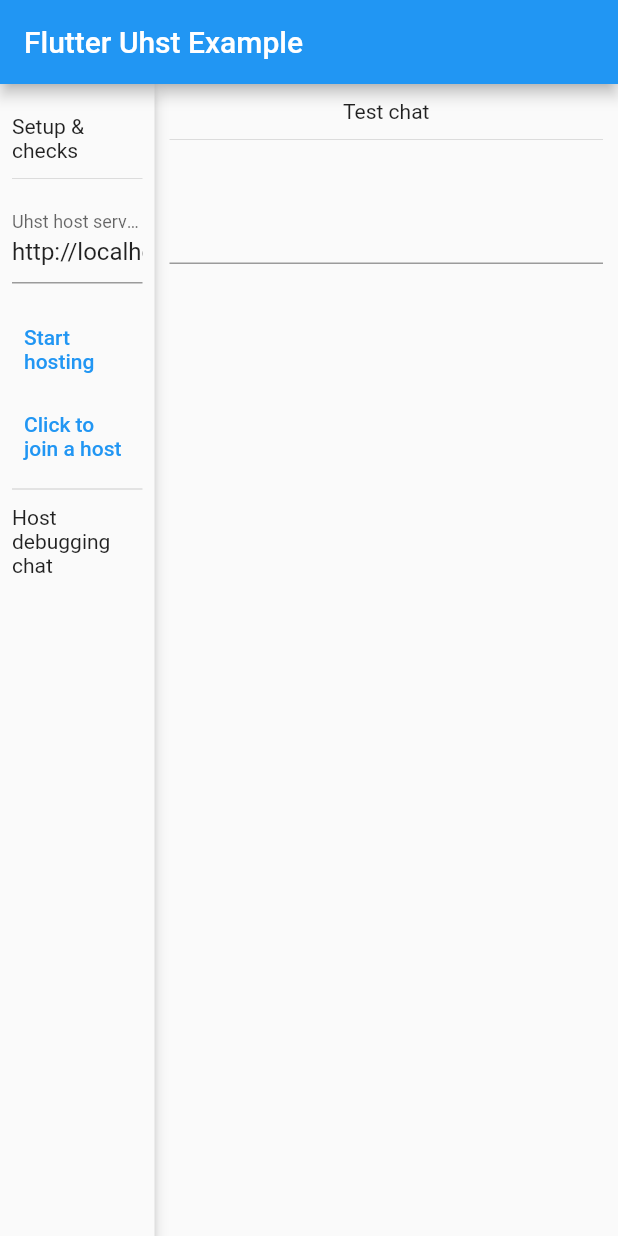
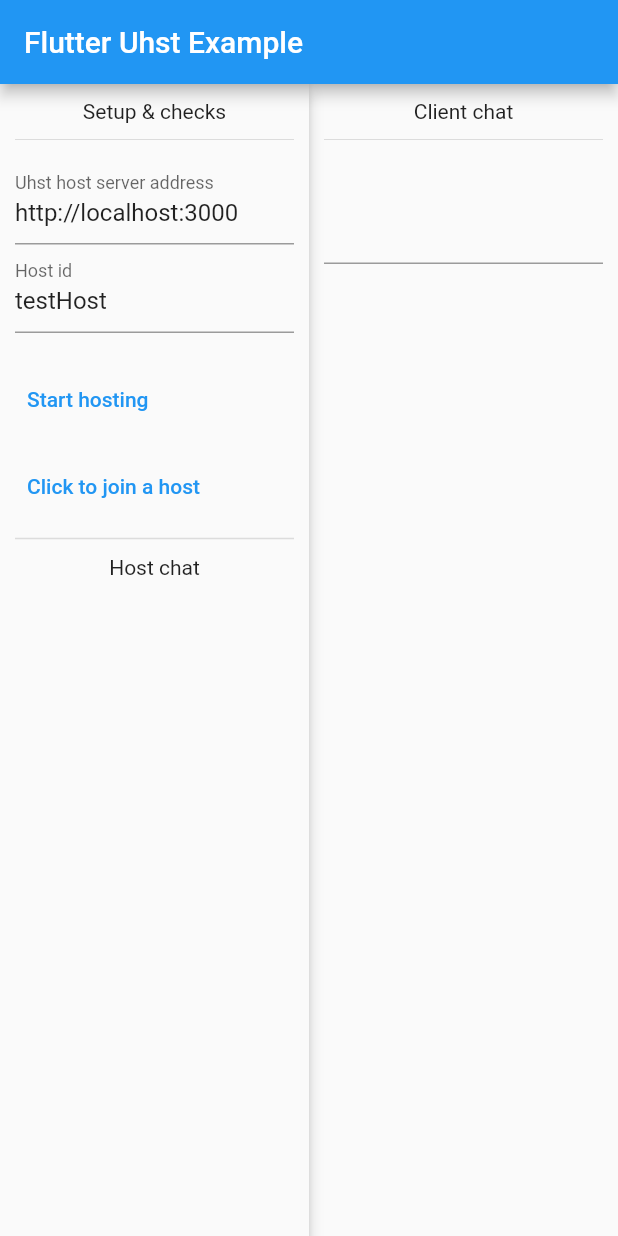
Before and after one commit to uhst/uhst-client-flutter, a Flutter app: the screen it shows after launch, after a tap on "Click to join a host", on a phone screen of 412 x 824 dp. Run offline on Flutter 3.47's test engine with Material 2 defaults, Android fonts, the phone set to English and light mode, and no system bars; missing offline and left inert: universal_html; network calls fail.

Commit message:
feat: textfield for hostid

```diff
--- a/example/lib/main.dart
+++ b/example/lib/main.dart
@@ -47,6 +47,7 @@ class MyHomePage extends StatefulWidget {
 }
 
 final defaultHostUrl = 'http://localhost:3000';
+final defaultHostId = 'testHost';
 
 class _MyHomePageState extends State<MyHomePage> {
   final List<String> hostMessages = [];
@@ -56,6 +57,9 @@ class _MyHomePageState extends State<MyHomePage> {
   UhstSocket? client;
   final TextEditingController _textController =
       TextEditingController(text: defaultHostUrl);
+  final TextEditingController _hostIdController =
+      TextEditingController(text: defaultHostId);
+
   @override
   void initState() {
     super.initState();
@@ -63,7 +67,7 @@ class _MyHomePageState extends State<MyHomePage> {
 
   void initHost() async {
     initUhst();
-    host = await uhst?.host(hostId: 'testHost');
+    host = await uhst?.host(hostId: _hostIdController.text);
 
     host?.onReady(handler: () {
       setState(() {
@@ -125,7 +129,7 @@ class _MyHomePageState extends State<MyHomePage> {
 
   Future<void> join() async {
     initUhst();
-    client = await uhst?.join(hostId: 'testHost');
+    client = await uhst?.join(hostId: _hostIdController.text);
     client?.onError(handler: ({required Error error}) {
       if (error is InvalidHostId || error is InvalidClientOrHostId) {
         setState(() {
@@ -148,6 +152,7 @@ class _MyHomePageState extends State<MyHomePage> {
       // });
     });
     client?.onMessage(handler: ({required Message? message}) {
+      print({'ollll': message});
       setState(() {
         clientMessages.add('Client received: $message');
       });
@@ -172,19 +177,14 @@ class _MyHomePageState extends State<MyHomePage> {
       body: Row(
         children: [
           Flexible(
-              flex: 1,
-              child: ConstrainedBox(
-                constraints: BoxConstraints(minWidth: 250),
+            flex: 2,
             child: Material(
                 elevation: 4,
                 child: Container(
-                      padding: EdgeInsets.symmetric(horizontal: 8),
+                  padding: EdgeInsets.all(10),
                   child: Column(
                     crossAxisAlignment: CrossAxisAlignment.start,
                     children: [
-                          SizedBox(
-                            height: 20,
-                          ),
                       Center(
                         child: Text(
                           'Setup & checks',
@@ -197,6 +197,10 @@ class _MyHomePageState extends State<MyHomePage> {
                         decoration: InputDecoration(
                             labelText: 'Uhst host server address'),
                         controller: _textController,
+                      ),
+                      TextField(
+                        decoration: InputDecoration(labelText: 'Host id'),
+                        controller: _hostIdController,
                       ),
                       SizedBox(
                         height: 20,
@@ -215,7 +219,7 @@ class _MyHomePageState extends State<MyHomePage> {
                         thickness: 1,
                       ),
                       Center(
-                            child: Text('Host debugging chat'),
+                        child: Text('Host chat'),
                       ),
                       SizedBox(
                         height: 20,
@@ -231,14 +235,14 @@ class _MyHomePageState extends State<MyHomePage> {
                     ],
                   ),
                 )),
-              )),
+          ),
           Flexible(
-              flex: 3,
+              flex: 2,
               child: Container(
                 padding: EdgeInsets.all(10),
                 child: Column(
                   children: [
-                    Text('Test chat'),
+                    Text('Client chat'),
                     Divider(
                       height: 22,
                     ),
--- a/lib/src/api_client.dart
+++ b/lib/src/api_client.dart
@@ -130,6 +130,7 @@ class ApiClient implements UhstApiClient {
       throw ApiError(uri);
     });
     var onMessageSubcription = source.onMessage.listen((event) {
+      print({'subscribeToMessages event': event.data});
       Message message = Message.fromJson(jsonDecode(event.data));
       handler(message: message);
     });
--- a/lib/src/relay_socket.dart
+++ b/lib/src/relay_socket.dart
@@ -38,7 +38,7 @@ class RelaySocket with SocketSubsriptions implements UhstSocket {
       socket.h.token = hostParams.token;
       socket.h.sendUrl = hostParams.sendUrl;
       // give consumer a chance to subscribe to open event
-      var timer = Timer(Duration(microseconds: 1), () {
+      var timer = Timer(Duration(milliseconds: 1), () {
         socket.h.emit(message: UhstSocketEventType.open, body: 'opened');
       });
       timer.cancel();
```
Lines whose indentation alone changed are shown as unchanged.
